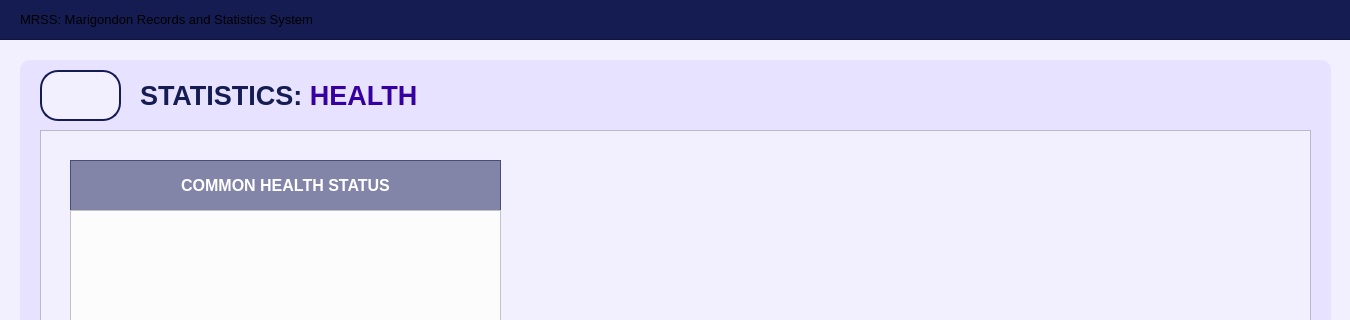
First picture: the form in UI/MainPages/StatisticPages/health.ui, repository Yohhannn/Barangay-Records-Statistics-System, before the edit; both pictures show x 0 to 1350 and y 0 to 320 of the 1350 by 850 pixel window.
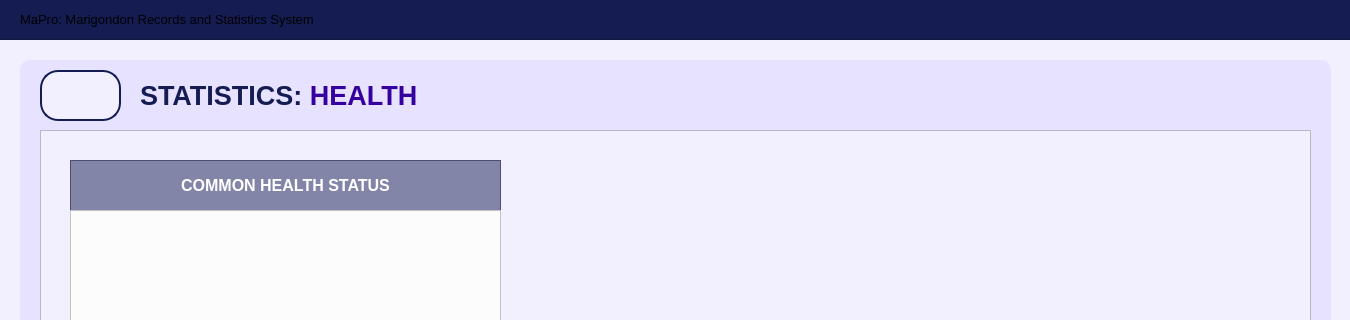
Second picture: the form after the edit. Icons and pictures are not drawn.

```diff
--- a/UI/MainPages/StatisticPages/health.ui
+++ b/UI/MainPages/StatisticPages/health.ui
@@ -75,7 +75,7 @@
 </string>
     </property>
     <property name="text">
-     <string>MRSS: Marigondon Records and Statistics System</string>
+     <string>MaPro: Marigondon Records and Statistics System</string>
     </property>
     <property name="alignment">
      <set>Qt::AlignmentFlag::AlignLeading|Qt::AlignmentFlag::AlignLeft|Qt::AlignmentFlag::AlignVCenter</set>
```
